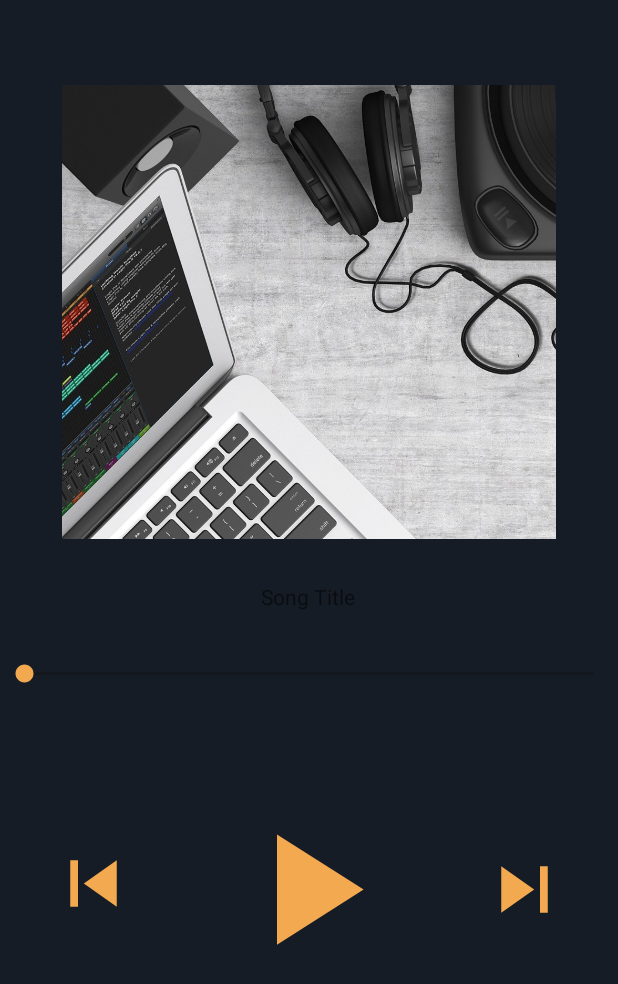
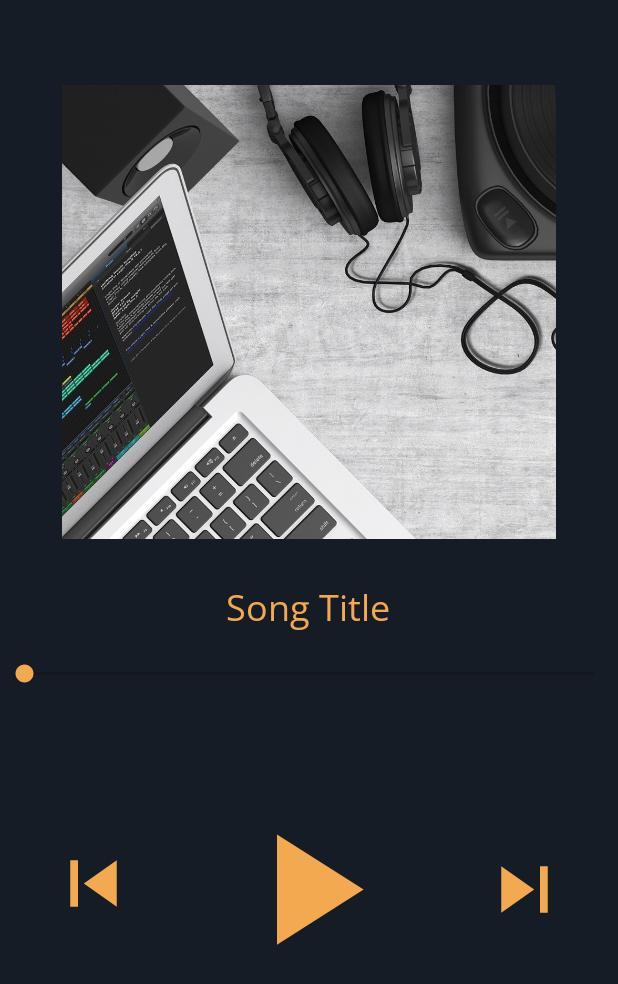
Before and after one commit to cchhu/TAMZ2-projekt, an Android app: the layout activity_player.xml on its own in the app's theme, with its tools: preview values and no code run, on a phone screen of 412 x 824 dp. Shown: the top 984 px of the screen. Run offline under Robolectric (Android 15) with nearby library versions, the phone set to English and light mode, and no system bars.

```diff
--- a/app/src/main/res/layout/activity_player.xml
+++ b/app/src/main/res/layout/activity_player.xml
@@ -26,7 +26,10 @@
         app:layout_constraintEnd_toEndOf="parent"
         app:layout_constraintHorizontal_bias="0.498"
         app:layout_constraintStart_toStartOf="parent"
-        app:layout_constraintTop_toBottomOf="@+id/imageView3" />
+        app:layout_constraintTop_toBottomOf="@+id/imageView3"
+        android:textColor="@color/colorAccent"
+        android:textSize="24sp"
+        android:fontFamily="@font/open_sans"/>
 
     <SeekBar
         android:id="@+id/seekBar2"
```
Also changed, not shown: app/src/main/java/com/example/hudebniprehravac/Player.java (+25 -0 lines).
